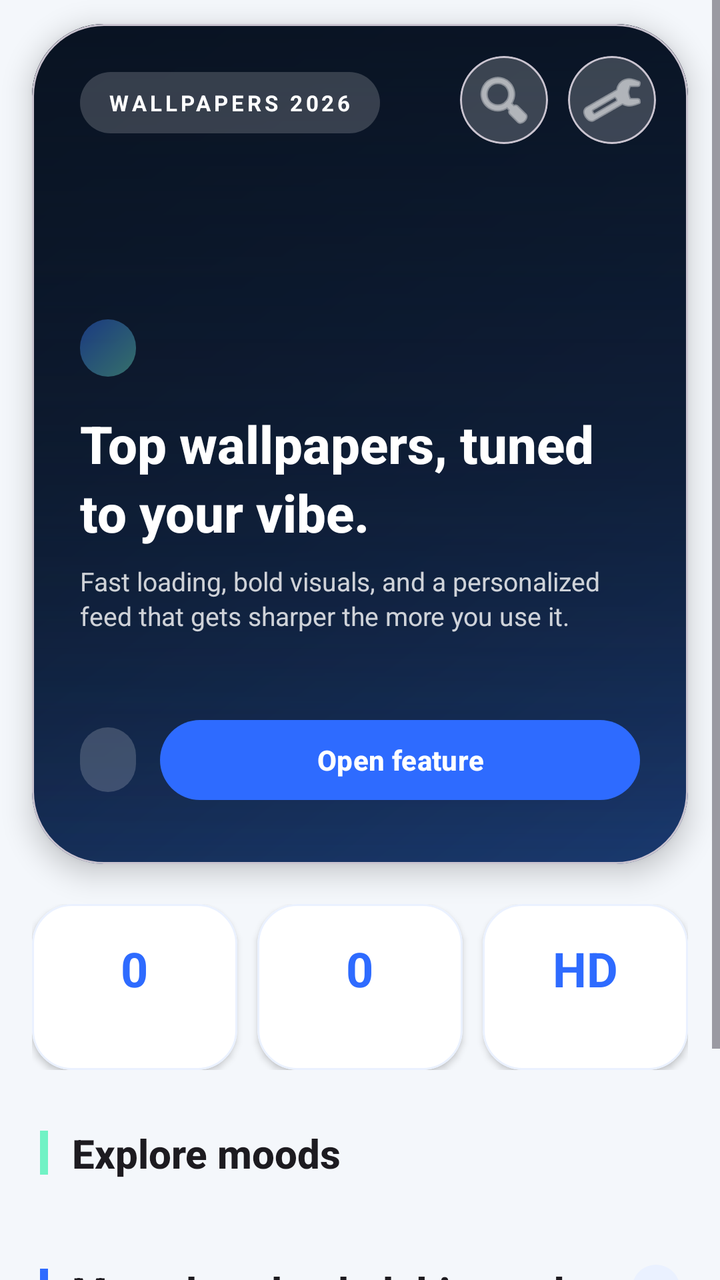
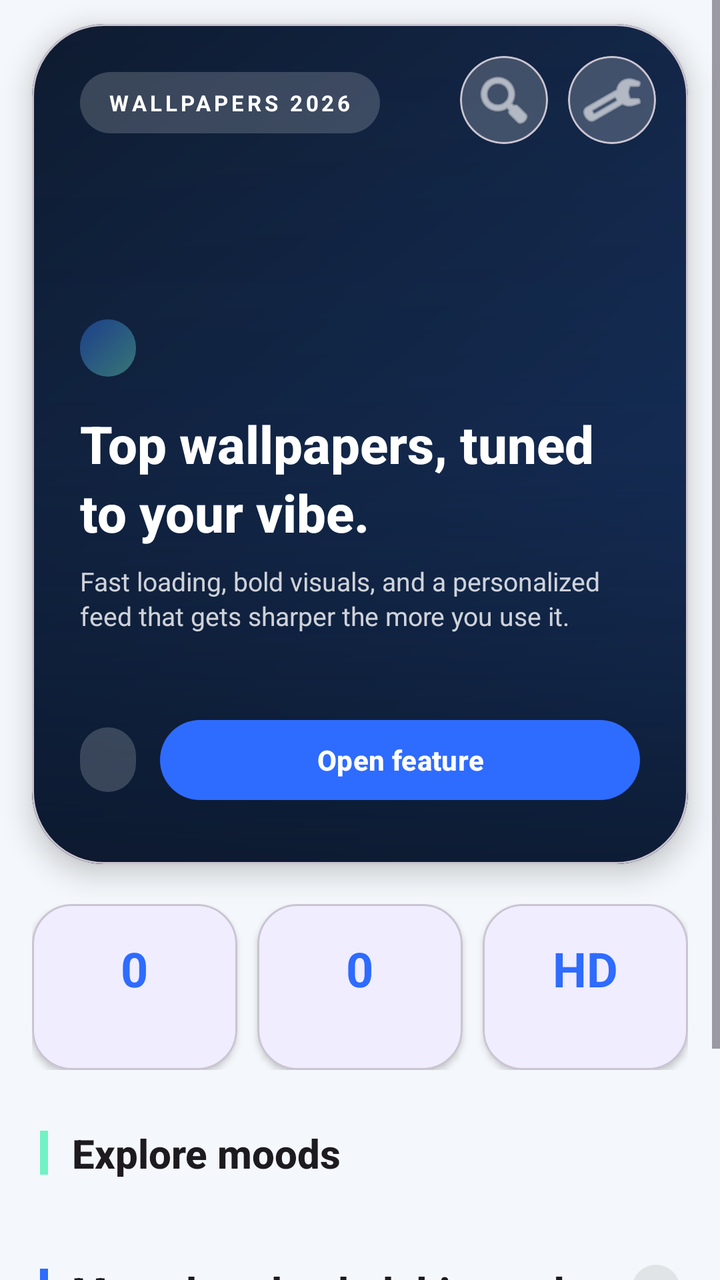

The first picture is an Android layout as it rendered before a commit; the second is the same layout after the commit. The layout source and the unified diff follow.
<!-- AndroidManifest.xml: application theme Theme.Wallpapiers -->
<!-- res/layout/fragment_home.xml -->
<?xml version="1.0" encoding="utf-8"?>
<ScrollView xmlns:android="http://schemas.android.com/apk/res/android"
    xmlns:app="http://schemas.android.com/apk/res-auto"
    android:layout_width="match_parent"
    android:layout_height="match_parent"
    android:background="?android:attr/windowBackground"
    android:fillViewport="true"
    android:overScrollMode="never">

    <LinearLayout
        android:layout_width="match_parent"
        android:layout_height="wrap_content"
        android:orientation="vertical">

        
        <com.google.android.material.card.MaterialCardView
            android:layout_width="match_parent"
            android:layout_height="420dp"
            android:layout_marginHorizontal="16dp"
            android:layout_marginTop="12dp"
            app:cardCornerRadius="36dp"
            app:cardElevation="8dp">

            <androidx.constraintlayout.widget.ConstraintLayout
                android:layout_width="match_parent"
                android:layout_height="match_parent"
                android:background="@drawable/bg_home_backdrop">

                <ImageView
                    android:id="@+id/ivHeroWallpaper"
                    android:layout_width="0dp"
                    android:layout_height="0dp"
                    android:alpha="0.88"
                    android:scaleType="centerCrop"
                    app:layout_constraintBottom_toBottomOf="parent"
                    app:layout_constraintEnd_toEndOf="parent"
                    app:layout_constraintStart_toStartOf="parent"
                    app:layout_constraintTop_toTopOf="parent" />

                <View
                    android:layout_width="0dp"
                    android:layout_height="0dp"
                    android:background="@drawable/bg_home_hero_overlay"
                    app:layout_constraintBottom_toBottomOf="parent"
                    app:layout_constraintEnd_toEndOf="parent"
                    app:layout_constraintStart_toStartOf="parent"
                    app:layout_constraintTop_toTopOf="parent" />

                
                <TextView
                    android:id="@+id/tvBrand"
                    android:layout_width="wrap_content"
                    android:layout_height="wrap_content"
                    android:layout_marginStart="24dp"
                    android:layout_marginTop="24dp"
                    android:background="@drawable/bg_stats_chip"
                    android:letterSpacing="0.15"
                    android:paddingHorizontal="14dp"
                    android:paddingVertical="8dp"
                    android:text="@string/home_brand_label"
                    android:textColor="@android:color/white"
                    android:textSize="11sp"
                    android:textStyle="bold"
                    app:layout_constraintStart_toStartOf="parent"
                    app:layout_constraintTop_toTopOf="parent" />

                <LinearLayout
                    android:layout_width="wrap_content"
                    android:layout_height="wrap_content"
                    android:layout_marginTop="16dp"
                    android:layout_marginEnd="16dp"
                    android:gravity="center"
                    android:orientation="horizontal"
                    app:layout_constraintEnd_toEndOf="parent"
                    app:layout_constraintTop_toTopOf="parent">

                    <com.google.android.material.card.MaterialCardView
                        android:layout_width="44dp"
                        android:layout_height="44dp"
                        app:cardBackgroundColor="#33FFFFFF"
                        app:cardCornerRadius="22dp"
                        app:cardElevation="0dp">

                        <ImageButton
                            android:id="@+id/btnSearch"
                            android:layout_width="match_parent"
                            android:layout_height="match_parent"
                            android:background="?attr/selectableItemBackgroundBorderless"
                            android:contentDescription="@string/content_desc_search"
                            android:src="@android:drawable/ic_menu_search"
                            android:tint="@android:color/white" />

                    </com.google.android.material.card.MaterialCardView>

                    <com.google.android.material.card.MaterialCardView
                        android:layout_width="44dp"
                        android:layout_height="44dp"
                        android:layout_marginStart="10dp"
                        app:cardBackgroundColor="#33FFFFFF"
                        app:cardCornerRadius="22dp"
                        app:cardElevation="0dp">

                        <ImageButton
                            android:id="@+id/btnSettings"
                            android:layout_width="match_parent"
                            android:layout_height="match_parent"
                            android:background="?attr/selectableItemBackgroundBorderless"
                            android:contentDescription="@string/content_desc_settings"
                            android:src="@android:drawable/ic_menu_manage"
                            android:tint="@android:color/white" />

                    </com.google.android.material.card.MaterialCardView>

                </LinearLayout>

                
                <LinearLayout
                    android:id="@+id/heroContent"
                    android:layout_width="0dp"
                    android:layout_height="wrap_content"
                    android:layout_marginStart="24dp"
                    android:layout_marginEnd="24dp"
                    android:layout_marginBottom="28dp"
                    android:orientation="vertical"
                    app:layout_constraintBottom_toBottomOf="parent"
                    app:layout_constraintEnd_toEndOf="parent"
                    app:layout_constraintStart_toStartOf="parent">

                    <TextView
                        android:id="@+id/tvHeroEyebrow"
                        android:layout_width="wrap_content"
                        android:layout_height="wrap_content"
                        android:background="@drawable/bg_hero_eyebrow"
                        android:letterSpacing="0.08"
                        android:paddingHorizontal="14dp"
                        android:paddingVertical="7dp"
                        android:textAllCaps="true"
                        android:textColor="@android:color/white"
                        android:textSize="11sp"
                        android:textStyle="bold" />

                    <TextView
                        android:id="@+id/tvHeroTitle"
                        android:layout_width="match_parent"
                        android:layout_height="wrap_content"
                        android:layout_marginTop="16dp"
                        android:ellipsize="end"
                        android:fontFamily="sans-serif-medium"
                        android:lineSpacingExtra="4dp"
                        android:maxLines="2"
                        android:text="@string/home_hero_default_title"
                        android:textColor="@android:color/white"
                        android:textSize="26sp"
                        android:textStyle="bold" />

                    <TextView
                        android:id="@+id/tvHeroMeta"
                        android:layout_width="match_parent"
                        android:layout_height="wrap_content"
                        android:layout_marginTop="8dp"
                        android:lineSpacingExtra="2dp"
                        android:maxLines="2"
                        android:text="@string/home_hero_default_subtitle"
                        android:textColor="#CCFFFFFF"
                        android:textSize="13sp" />

                    <TextView
                        android:id="@+id/tvHeroSource"
                        android:layout_width="match_parent"
                        android:layout_height="wrap_content"
                        android:layout_marginTop="5dp"
                        android:ellipsize="end"
                        android:maxLines="1"
                        android:textColor="#99FFFFFF"
                        android:textSize="12sp" />

                    <LinearLayout
                        android:layout_width="match_parent"
                        android:layout_height="wrap_content"
                        android:layout_marginTop="18dp"
                        android:gravity="center_vertical"
                        android:orientation="horizontal">

                        <TextView
                            android:id="@+id/tvFeaturedDownloadCount"
                            android:layout_width="wrap_content"
                            android:layout_height="wrap_content"
                            android:layout_marginEnd="12dp"
                            android:background="@drawable/bg_stats_chip"
                            android:paddingHorizontal="14dp"
                            android:paddingVertical="8dp"
                            android:textColor="@android:color/white"
                            android:textSize="12sp"
                            android:textStyle="bold" />

                        <com.google.android.material.button.MaterialButton
                            android:id="@+id/btnFeaturedAction"
                            style="@style/Widget.Material3.Button"
                            android:layout_width="0dp"
                            android:layout_height="48dp"
                            android:layout_weight="1"
                            android:ellipsize="end"
                            android:maxLines="1"
                            android:text="@string/featured_action"
                            android:textStyle="bold"
                            app:cornerRadius="24dp" />

                    </LinearLayout>

                </LinearLayout>

            </androidx.constraintlayout.widget.ConstraintLayout>

        </com.google.android.material.card.MaterialCardView>

        
        <LinearLayout
            android:layout_width="match_parent"
            android:layout_height="wrap_content"
            android:layout_marginHorizontal="16dp"
            android:layout_marginTop="20dp"
            android:gravity="center"
            android:orientation="horizontal"
            android:weightSum="3">

            <com.google.android.material.card.MaterialCardView
                android:layout_width="0dp"
                android:layout_height="wrap_content"
                android:layout_weight="1"
                app:cardBackgroundColor="@color/surface_light"
                app:cardCornerRadius="20dp"
                app:cardElevation="2dp"
                app:strokeColor="@color/surface_alt_light"
                app:strokeWidth="1dp">

                <LinearLayout
                    android:layout_width="match_parent"
                    android:layout_height="wrap_content"
                    android:gravity="center"
                    android:orientation="vertical"
                    android:padding="16dp">

                    <TextView
                        android:id="@+id/tvStatValueOne"
                        android:layout_width="wrap_content"
                        android:layout_height="wrap_content"
                        android:text="0"
                        android:textColor="@color/primary"
                        android:textSize="24sp"
                        android:textStyle="bold" />

                    <TextView
                        android:id="@+id/tvStatLabelOne"
                        android:layout_width="wrap_content"
                        android:layout_height="wrap_content"
                        android:layout_marginTop="4dp"
                        android:textColor="@color/text_secondary_light"
                        android:textSize="11sp" />

                </LinearLayout>

            </com.google.android.material.card.MaterialCardView>

            <com.google.android.material.card.MaterialCardView
                android:layout_width="0dp"
                android:layout_height="wrap_content"
                android:layout_marginStart="10dp"
                android:layout_weight="1"
                app:cardBackgroundColor="@color/surface_light"
                app:cardCornerRadius="20dp"
                app:cardElevation="2dp"
                app:strokeColor="@color/surface_alt_light"
                app:strokeWidth="1dp">

                <LinearLayout
                    android:layout_width="match_parent"
                    android:layout_height="wrap_content"
                    android:gravity="center"
                    android:orientation="vertical"
                    android:padding="16dp">

                    <TextView
                        android:id="@+id/tvStatValueTwo"
                        android:layout_width="wrap_content"
                        android:layout_height="wrap_content"
                        android:text="0"
                        android:textColor="@color/primary"
                        android:textSize="24sp"
                        android:textStyle="bold" />

                    <TextView
                        android:id="@+id/tvStatLabelTwo"
                        android:layout_width="wrap_content"
                        android:layout_height="wrap_content"
                        android:layout_marginTop="4dp"
                        android:textColor="@color/text_secondary_light"
                        android:textSize="11sp" />

                </LinearLayout>

            </com.google.android.material.card.MaterialCardView>

            <com.google.android.material.card.MaterialCardView
                android:layout_width="0dp"
                android:layout_height="wrap_content"
                android:layout_marginStart="10dp"
                android:layout_weight="1"
                app:cardBackgroundColor="@color/surface_light"
                app:cardCornerRadius="20dp"
                app:cardElevation="2dp"
                app:strokeColor="@color/surface_alt_light"
                app:strokeWidth="1dp">

                <LinearLayout
                    android:layout_width="match_parent"
                    android:layout_height="wrap_content"
                    android:gravity="center"
                    android:orientation="vertical"
                    android:padding="16dp">

                    <TextView
                        android:id="@+id/tvStatValueThree"
                        android:layout_width="wrap_content"
                        android:layout_height="wrap_content"
                        android:text="HD"
                        android:textColor="@color/primary"
                        android:textSize="24sp"
                        android:textStyle="bold" />

                    <TextView
                        android:id="@+id/tvStatLabelThree"
                        android:layout_width="wrap_content"
                        android:layout_height="wrap_content"
                        android:layout_marginTop="4dp"
                        android:textColor="@color/text_secondary_light"
                        android:textSize="11sp" />

                </LinearLayout>

            </com.google.android.material.card.MaterialCardView>

        </LinearLayout>

        
        <LinearLayout
            android:layout_width="match_parent"
            android:layout_height="wrap_content"
            android:layout_marginHorizontal="20dp"
            android:layout_marginTop="28dp"
            android:gravity="center_vertical"
            android:orientation="horizontal">

            <View
                android:layout_width="4dp"
                android:layout_height="22dp"
                android:background="@color/accent" />

            <TextView
                android:layout_width="0dp"
                android:layout_height="wrap_content"
                android:layout_marginStart="12dp"
                android:layout_weight="1"
                android:fontFamily="sans-serif-medium"
                android:text="Explore moods"
                android:textColor="?attr/colorOnBackground"
                android:textSize="20sp"
                android:textStyle="bold" />

        </LinearLayout>

        <androidx.recyclerview.widget.RecyclerView
            android:id="@+id/rvCategories"
            android:layout_width="match_parent"
            android:layout_height="wrap_content"
            android:layout_marginTop="14dp"
            android:clipToPadding="false"
            android:orientation="horizontal"
            android:paddingStart="16dp"
            android:paddingEnd="16dp"
            app:layoutManager="androidx.recyclerview.widget.LinearLayoutManager" />

        
        <LinearLayout
            android:layout_width="match_parent"
            android:layout_height="wrap_content"
            android:layout_marginHorizontal="20dp"
            android:layout_marginTop="28dp"
            android:gravity="center_vertical"
            android:orientation="horizontal">

            <View
                android:layout_width="4dp"
                android:layout_height="22dp"
                android:background="@color/primary" />

            <TextView
                android:id="@+id/tvSectionEyebrow"
                android:layout_width="0dp"
                android:layout_height="wrap_content"
                android:layout_marginStart="12dp"
                android:layout_weight="1"
                android:fontFamily="sans-serif-medium"
                android:text="@string/top_downloads_section_label"
                android:textColor="?attr/colorOnBackground"
                android:textSize="20sp"
                android:textStyle="bold" />

            <TextView
                android:id="@+id/tvTrendingCount"
                android:layout_width="wrap_content"
                android:layout_height="wrap_content"
                android:background="@drawable/bg_count_badge"
                android:paddingHorizontal="12dp"
                android:paddingVertical="5dp"
                android:textColor="@color/primary"
                android:textSize="12sp"
                android:textStyle="bold" />

        </LinearLayout>

        <androidx.recyclerview.widget.RecyclerView
            android:id="@+id/rvTrendingWallpapers"
            android:layout_width="match_parent"
            android:layout_height="wrap_content"
            android:layout_marginTop="14dp"
            android:clipToPadding="false"
            android:orientation="horizontal"
            android:paddingStart="16dp"
            android:paddingEnd="16dp"
            app:layoutManager="androidx.recyclerview.widget.LinearLayoutManager" />

        <ProgressBar
            android:id="@+id/progressBar"
            android:layout_width="wrap_content"
            android:layout_height="wrap_content"
            android:layout_gravity="center_horizontal"
            android:layout_marginTop="18dp"
            android:visibility="gone" />

        <com.google.android.material.button.MaterialButton
            android:id="@+id/btnViewCollections"
            style="@style/Widget.Material3.Button.TonalButton"
            android:layout_width="match_parent"
            android:layout_height="56dp"
            android:layout_marginHorizontal="16dp"
            android:layout_marginTop="24dp"
            android:layout_marginBottom="28dp"
            android:text="@string/view_collections"
            android:textStyle="bold"
            app:cornerRadius="28dp"
            app:icon="@android:drawable/ic_menu_gallery"
            app:iconGravity="textStart" />

    </LinearLayout>

</ScrollView>
<!-- resources referenced by this layout -->
<resources>
  <color name="accent">#71F2C5</color>
  <color name="primary">#2E6BFF</color>
  <color name="surface_alt_light">#EAF1FF</color>
  <color name="surface_light">#FFFFFF</color>
  <color name="text_secondary_light">#5D6B82</color>
  <!-- drawable bg_count_badge (drawable) -->
  <?xml version="1.0" encoding="utf-8"?>
  <shape xmlns:android="http://schemas.android.com/apk/res/android">
      <corners android:radius="999dp" />
      <solid android:color="@color/surface_alt_light" />
  </shape>
  <!-- drawable bg_hero_eyebrow (drawable) -->
  <?xml version="1.0" encoding="utf-8"?>
  <shape xmlns:android="http://schemas.android.com/apk/res/android">
      <corners android:radius="999dp" />
      <gradient
          android:angle="135"
          android:endColor="#662E6BFF"
          android:startColor="#6671F2C5" />
  </shape>
  <!-- drawable bg_home_backdrop (drawable) -->
  <?xml version="1.0" encoding="utf-8"?>
  <shape xmlns:android="http://schemas.android.com/apk/res/android">
      <gradient
          android:angle="315"
          android:endColor="#1A3A72"
          android:startColor="@color/hero_start" />
      <corners android:radius="36dp" />
  </shape>
  <!-- drawable bg_home_hero_overlay (drawable) -->
  <?xml version="1.0" encoding="utf-8"?>
  <layer-list xmlns:android="http://schemas.android.com/apk/res/android">
      <item>
          <shape>
              <gradient
                  android:angle="270"
                  android:centerColor="#5508111F"
                  android:endColor="#0808111F"
                  android:startColor="#4408111F" />
          </shape>
      </item>
      <item>
          <shape>
              <gradient
                  android:angle="270"
                  android:endColor="#0008111F"
                  android:startColor="#CC08111F"
                  android:centerY="0.65" />
          </shape>
      </item>
  </layer-list>
  <!-- drawable bg_stats_chip (drawable) -->
  <?xml version="1.0" encoding="utf-8"?>
  <shape xmlns:android="http://schemas.android.com/apk/res/android">
      <corners android:radius="999dp" />
      <solid android:color="#2EFFFFFF" />
  </shape>
  <string name="content_desc_search">Open search</string>
  <string name="content_desc_settings">Open settings</string>
  <string name="featured_action">Open feature</string>
  <string name="home_brand_label">WALLPAPERS 2026</string>
  <string name="home_hero_default_subtitle">Fast loading, bold visuals, and a personalized feed that gets sharper the more you use it.</string>
  <string name="home_hero_default_title">Top wallpapers, tuned to your vibe.</string>
  <string name="top_downloads_section_label">Most downloaded this week</string>
  <string name="view_collections">Browse collections</string>
  <style name="Theme.Wallpapiers" parent="Theme.Material3.Light.NoActionBar">
          <item name="colorPrimary">@color/primary</item>
          <item name="colorSecondary">@color/accent</item>
          <item name="android:windowBackground">@color/background_light</item>
          <item name="android:statusBarColor">@color/background_light</item>
          <item name="android:windowLightStatusBar">true</item>
          <item name="android:navigationBarColor">@color/background_light</item>
      </style>
  <color name="hero_start">#0E1C31</color>
  <color name="background_light">#F4F7FB</color>
</resources>

<!-- the commit's change to res/layout/fragment_home.xml (unified diff, before → after) -->
@@ -30,7 +30,7 @@
                     android:id="@+id/ivHeroWallpaper"
                     android:layout_width="0dp"
                     android:layout_height="0dp"
-                    android:alpha="0.88"
+                    android:alpha="0.95"
                     android:scaleType="centerCrop"
                     app:layout_constraintBottom_toBottomOf="parent"
                     app:layout_constraintEnd_toEndOf="parent"
@@ -227,11 +227,8 @@
                 android:layout_width="0dp"
                 android:layout_height="wrap_content"
                 android:layout_weight="1"
-                app:cardBackgroundColor="@color/surface_light"
                 app:cardCornerRadius="20dp"
-                app:cardElevation="2dp"
-                app:strokeColor="@color/surface_alt_light"
-                app:strokeWidth="1dp">
+                app:cardElevation="2dp">
 
                 <LinearLayout
                     android:layout_width="match_parent"
@@ -245,7 +242,7 @@
                         android:layout_width="wrap_content"
                         android:layout_height="wrap_content"
                         android:text="0"
-                        android:textColor="@color/primary"
+                        android:textColor="?attr/colorPrimary"
                         android:textSize="24sp"
                         android:textStyle="bold" />
 
@@ -254,7 +251,7 @@
                         android:layout_width="wrap_content"
                         android:layout_height="wrap_content"
                         android:layout_marginTop="4dp"
-                        android:textColor="@color/text_secondary_light"
+                        android:textColor="?attr/colorOnSurfaceVariant"
                         android:textSize="11sp" />
 
                 </LinearLayout>
@@ -266,11 +263,8 @@
                 android:layout_height="wrap_content"
                 android:layout_marginStart="10dp"
                 android:layout_weight="1"
-                app:cardBackgroundColor="@color/surface_light"
                 app:cardCornerRadius="20dp"
-                app:cardElevation="2dp"
-                app:strokeColor="@color/surface_alt_light"
-                app:strokeWidth="1dp">
+                app:cardElevation="2dp">
 
                 <LinearLayout
                     android:layout_width="match_parent"
@@ -284,7 +278,7 @@
                         android:layout_width="wrap_content"
                         android:layout_height="wrap_content"
                         android:text="0"
-                        android:textColor="@color/primary"
+                        android:textColor="?attr/colorPrimary"
                         android:textSize="24sp"
                         android:textStyle="bold" />
 
@@ -293,7 +287,7 @@
                         android:layout_width="wrap_content"
                         android:layout_height="wrap_content"
                         android:layout_marginTop="4dp"
-                        android:textColor="@color/text_secondary_light"
+                        android:textColor="?attr/colorOnSurfaceVariant"
                         android:textSize="11sp" />
 
                 </LinearLayout>
@@ -305,11 +299,8 @@
                 android:layout_height="wrap_content"
                 android:layout_marginStart="10dp"
                 android:layout_weight="1"
-                app:cardBackgroundColor="@color/surface_light"
                 app:cardCornerRadius="20dp"
-                app:cardElevation="2dp"
-                app:strokeColor="@color/surface_alt_light"
-                app:strokeWidth="1dp">
+                app:cardElevation="2dp">
 
                 <LinearLayout
                     android:layout_width="match_parent"
@@ -323,7 +314,7 @@
                         android:layout_width="wrap_content"
                         android:layout_height="wrap_content"
                         android:text="HD"
-                        android:textColor="@color/primary"
+                        android:textColor="?attr/colorPrimary"
                         android:textSize="24sp"
                         android:textStyle="bold" />
 
@@ -332,7 +323,7 @@
                         android:layout_width="wrap_content"
                         android:layout_height="wrap_content"
                         android:layout_marginTop="4dp"
-                        android:textColor="@color/text_secondary_light"
+                        android:textColor="?attr/colorOnSurfaceVariant"
                         android:textSize="11sp" />
 
                 </LinearLayout>
@@ -412,7 +403,7 @@
                 android:background="@drawable/bg_count_badge"
                 android:paddingHorizontal="12dp"
                 android:paddingVertical="5dp"
-                android:textColor="@color/primary"
+                android:textColor="?attr/colorPrimary"
                 android:textSize="12sp"
                 android:textStyle="bold" />
 
@@ -447,9 +438,7 @@
             android:layout_marginBottom="28dp"
             android:text="@string/view_collections"
             android:textStyle="bold"
-            app:cornerRadius="28dp"
-            app:icon="@android:drawable/ic_menu_gallery"
-            app:iconGravity="textStart" />
+            app:cornerRadius="28dp" />
 
     </LinearLayout>
 
<!-- resource entries referenced after the edit -->
@@ -2,14 +2,11 @@
 <resources>
   <color name="accent">#71F2C5</color>
   <color name="primary">#2E6BFF</color>
-  <color name="surface_alt_light">#EAF1FF</color>
-  <color name="surface_light">#FFFFFF</color>
-  <color name="text_secondary_light">#5D6B82</color>
   <!-- drawable bg_count_badge (drawable) -->
   <?xml version="1.0" encoding="utf-8"?>
   <shape xmlns:android="http://schemas.android.com/apk/res/android">
       <corners android:radius="999dp" />
-      <solid android:color="@color/surface_alt_light" />
+      <solid android:color="#14000000" />
   </shape>
   <!-- drawable bg_hero_eyebrow (drawable) -->
   <?xml version="1.0" encoding="utf-8"?>
@@ -31,26 +28,13 @@
   </shape>
   <!-- drawable bg_home_hero_overlay (drawable) -->
   <?xml version="1.0" encoding="utf-8"?>
-  <layer-list xmlns:android="http://schemas.android.com/apk/res/android">
-      <item>
-          <shape>
-              <gradient
-                  android:angle="270"
-                  android:centerColor="#5508111F"
-                  android:endColor="#0808111F"
-                  android:startColor="#4408111F" />
-          </shape>
-      </item>
-      <item>
-          <shape>
-              <gradient
-                  android:angle="270"
-                  android:endColor="#0008111F"
-                  android:startColor="#CC08111F"
-                  android:centerY="0.65" />
-          </shape>
-      </item>
-  </layer-list>
+  <shape xmlns:android="http://schemas.android.com/apk/res/android">
+      <gradient
+          android:angle="270"
+          android:startColor="#1008111F"
+          android:centerColor="#3308111F"
+          android:endColor="#BB08111F" />
+  </shape>
   <!-- drawable bg_stats_chip (drawable) -->
   <?xml version="1.0" encoding="utf-8"?>
   <shape xmlns:android="http://schemas.android.com/apk/res/android">
